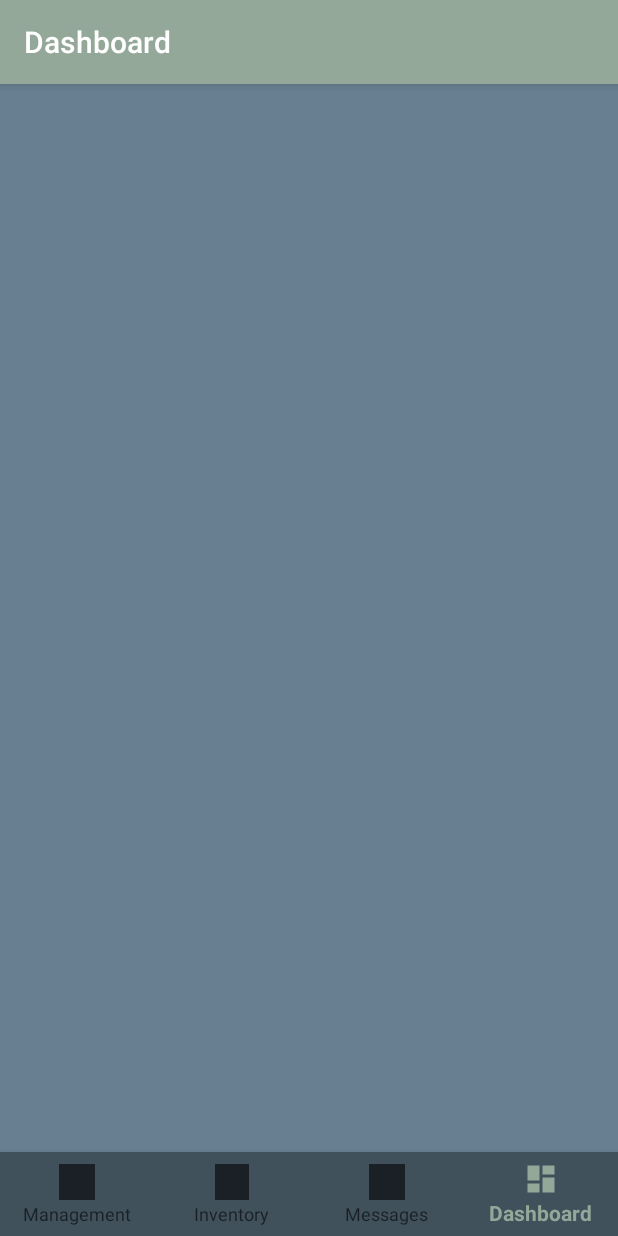
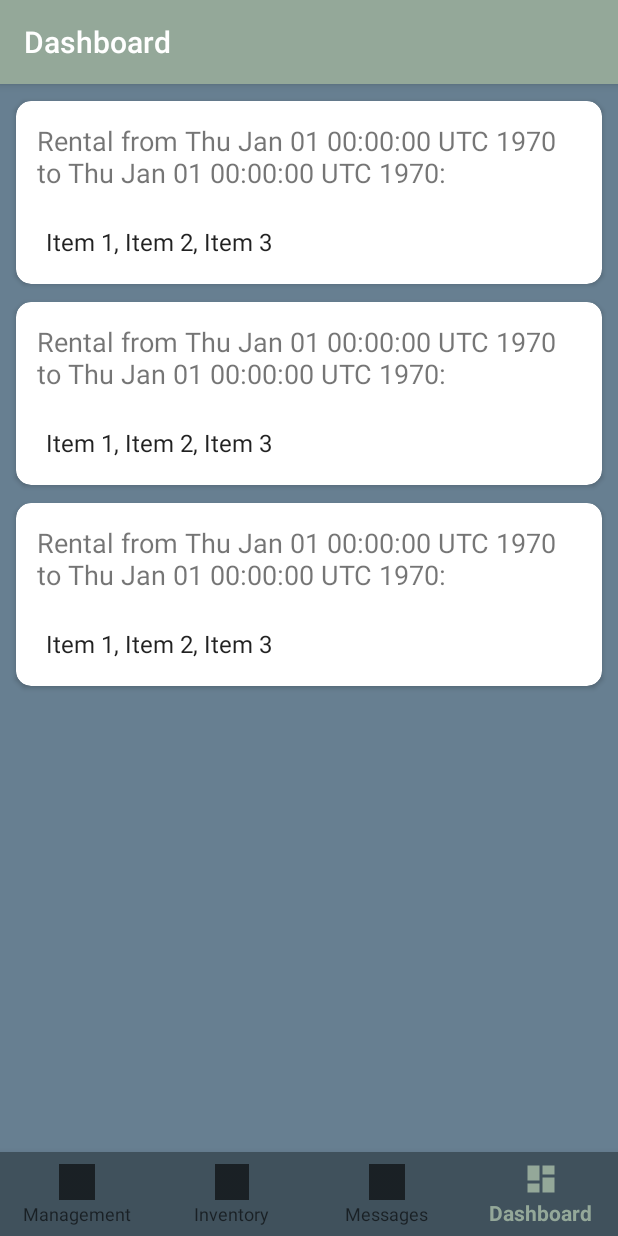
Before and after one commit to sorensej/GearLocker, an Android app: the screen it shows after launch (MainActivity), on a phone screen of 412 x 824 dp. Run offline under Robolectric (Android 15) with nearby library versions, the phone set to English and light mode, and no system bars; our stand-ins replace navigation-ui.

Commit message:
Set up the dash recycler view and hard coded items to show the view.

```diff
--- /dev/null
+++ b/app/src/main/java/edu/rosehulman/gearlocker/Constants.kt
@@ -0,0 +1,5 @@
+package edu.rosehulman.gearlocker
+
+object Constants {
+    const val TAG = "DVH"
+}
--- /dev/null
+++ b/app/src/main/java/edu/rosehulman/gearlocker/dashboard/DashboardAdapter.kt
@@ -0,0 +1,32 @@
+package edu.rosehulman.gearlocker.dashboard
+
+import android.content.Context
+import android.util.Log
+import android.view.LayoutInflater
+import android.view.ViewGroup
+import androidx.recyclerview.widget.RecyclerView
+import edu.rosehulman.gearlocker.Constants
+import edu.rosehulman.gearlocker.R
+import edu.rosehulman.gearlocker.models.Rental
+
+
+class DashboardAdapter(private val context: Context
+) : RecyclerView.Adapter<DashboardViewHolder>() {
+
+    private val rentals = arrayListOf<Rental>(Rental(), Rental(), Rental())
+
+    override fun onCreateViewHolder(parent: ViewGroup, viewType: Int): DashboardViewHolder {
+        Log.d(Constants.TAG, "ViewHolder created")
+        val view = LayoutInflater.from(context).inflate(R.layout.dashboard_card_view, parent, false)
+        return DashboardViewHolder(view)
+    }
+
+    override fun getItemCount()= rentals.size
+
+    override fun onBindViewHolder(holder: DashboardViewHolder, position: Int) {
+        Log.d(Constants.TAG, "onBind reached")
+        holder.bind(rentals[position])
+    }
+
+
+}
--- a/app/src/main/java/edu/rosehulman/gearlocker/dashboard/DashboardFragment.kt
+++ b/app/src/main/java/edu/rosehulman/gearlocker/dashboard/DashboardFragment.kt
@@ -6,19 +6,26 @@ import android.view.View
 import android.view.ViewGroup
 import androidx.fragment.app.Fragment
 import androidx.lifecycle.ViewModelProviders
+import androidx.recyclerview.widget.LinearLayoutManager
+import androidx.recyclerview.widget.RecyclerView
 import edu.rosehulman.gearlocker.R
+import edu.rosehulman.gearlocker.inventory.InventoryAdapter
+import kotlinx.android.synthetic.main.fragment_inventory.view.*
 
 class DashboardFragment : Fragment() {
 
-    private lateinit var dashboardViewModel: DashboardViewModel
+    private var adapter: DashboardAdapter? =null
 
     override fun onCreateView(
             inflater: LayoutInflater,
             container: ViewGroup?,
             savedInstanceState: Bundle?
     ): View? {
-        dashboardViewModel =
-                ViewModelProviders.of(this).get(DashboardViewModel::class.java)
-        return inflater.inflate(R.layout.fragment_dashboard, container, false)
+        val recyclerView : RecyclerView =
+            inflater.inflate(R.layout.fragment_dashboard, container, false) as RecyclerView
+        adapter = DashboardAdapter(requireContext())
+        recyclerView.adapter = adapter
+        recyclerView.layoutManager = LinearLayoutManager(context)
+        return recyclerView
     }
 }
--- /dev/null
+++ b/app/src/main/java/edu/rosehulman/gearlocker/dashboard/DashboardViewHolder.kt
@@ -0,0 +1,32 @@
+package edu.rosehulman.gearlocker.dashboard
+
+import android.annotation.SuppressLint
+import android.util.Log
+import android.view.View
+import android.widget.ArrayAdapter
+import androidx.recyclerview.widget.RecyclerView
+import edu.rosehulman.gearlocker.Constants
+import edu.rosehulman.gearlocker.models.Rental
+import kotlinx.android.synthetic.main.dashboard_card_view.view.*
+
+
+class DashboardViewHolder(itemView: View): RecyclerView.ViewHolder(itemView){
+    private val title = itemView.dashboard_title_item_text
+    private val list = itemView.item_list
+
+    @SuppressLint("SetTextI18n")
+    fun bind(rental: Rental){
+        Log.d(Constants.TAG, "binding item")
+        val newList = arrayListOf<String>("Item 1, Item 2, Item 3")
+
+        for (item in rental.itemList){
+            newList.add(item.name)
+        }
+        val finalList: List<String> = newList.toList()
+        val arrayAdapter: ArrayAdapter<String> = ArrayAdapter(itemView.context, android.R.layout.simple_list_item_1, finalList)
+        title.text = "Rental from ${rental.startDate} to ${rental.endDate}:"
+        list.adapter = arrayAdapter
+    }
+
+
+}
--- a/app/src/main/java/edu/rosehulman/gearlocker/dashboard/DashboardViewModel.kt
+++ /dev/null
@@ -1,13 +0,0 @@
-package edu.rosehulman.gearlocker.dashboard
-
-import androidx.lifecycle.LiveData
-import androidx.lifecycle.MutableLiveData
-import androidx.lifecycle.ViewModel
-
-class DashboardViewModel : ViewModel() {
-
-    private val _text = MutableLiveData<String>().apply {
-        value = "This is home Fragment"
-    }
-    val text: LiveData<String> = _text
-}
--- a/app/src/main/java/edu/rosehulman/gearlocker/models/Rental.kt
+++ b/app/src/main/java/edu/rosehulman/gearlocker/models/Rental.kt
@@ -2,8 +2,10 @@ package edu.rosehulman.gearlocker.models
 
 import java.time.Instant
 import java.util.*
+import kotlin.collections.ArrayList
 
 data class Rental (
     var startDate: Date = Date.from(Instant.EPOCH),
-    var endDate: Date = Date.from(Instant.EPOCH)
+    var endDate: Date = Date.from(Instant.EPOCH),
+    var itemList: ArrayList<Item> = ArrayList()
 )
--- a/app/src/main/res/layout/dashboard_card_view.xml
+++ b/app/src/main/res/layout/dashboard_card_view.xml
@@ -1,21 +1,30 @@
 <?xml version="1.0" encoding="utf-8"?>
-<androidx.cardview.widget.CardView xmlns:android="http://schemas.android.com/apk/res/android"
+<androidx.cardview.widget.CardView
+    xmlns:android="http://schemas.android.com/apk/res/android"
+    xmlns:card_view="http://schemas.android.com/apk/res-auto"
+    android:layout_width="match_parent"
+    android:background="@android:color/darker_gray"
+    android:layout_height="wrap_content"
+    card_view:cardCornerRadius="10dp"
+    card_view:cardUseCompatPadding="true">
+
+    <LinearLayout
         android:layout_width="match_parent"
         android:layout_height="wrap_content"
-    xmlns:app="http://schemas.android.com/apk/res-auto"
-    app:cardBackgroundColor="@color/colorGrey"
-    app:cardCornerRadius="10dp"
-    android:layout_margin="4dp">
+        android:layout_margin="4dp"
+        android:orientation="vertical">
 
         <TextView
-        android:padding="10dp"
-        android:textSize="18sp"
             android:id="@+id/dashboard_title_item_text"
             android:layout_width="match_parent"
-        android:layout_height="wrap_content" />
+            android:layout_height="wrap_content"
+            android:padding="10dp"
+            android:text="@string/rental_text"
+            android:textSize="18sp" />
 
         <ListView
             android:id="@+id/item_list"
             android:layout_width="match_parent"
             android:layout_height="wrap_content" />
+    </LinearLayout>
 </androidx.cardview.widget.CardView>
--- a/app/src/main/res/layout/fragment_dashboard.xml
+++ b/app/src/main/res/layout/fragment_dashboard.xml
@@ -1,8 +1,6 @@
 <?xml version="1.0" encoding="utf-8"?>
 <androidx.recyclerview.widget.RecyclerView xmlns:android="http://schemas.android.com/apk/res/android"
-    xmlns:tools="http://schemas.android.com/tools"
     android:layout_width="match_parent"
     android:layout_height="match_parent"
     android:background="#677F91"
-    android:padding="25dp"
-    tools:context=".dashboard.DashboardFragment"/>
+    android:padding="5sp" />
--- a/app/src/main/res/values/strings.xml
+++ b/app/src/main/res/values/strings.xml
@@ -35,4 +35,5 @@
     <string name="edit_item">Edit Item</string>
     <string name="condition">Condition:</string>
     <string name="dashboard">Dashboard</string>
+    <string name="rental_text">Rental text</string>
 </resources>
```
Also changed, not shown: app/src/main/java/edu/rosehulman/gearlocker/MainActivity.kt (+36 -1 lines), app/src/main/res/drawable/transparent.png (added). Lines whose indentation alone changed are shown as unchanged.
